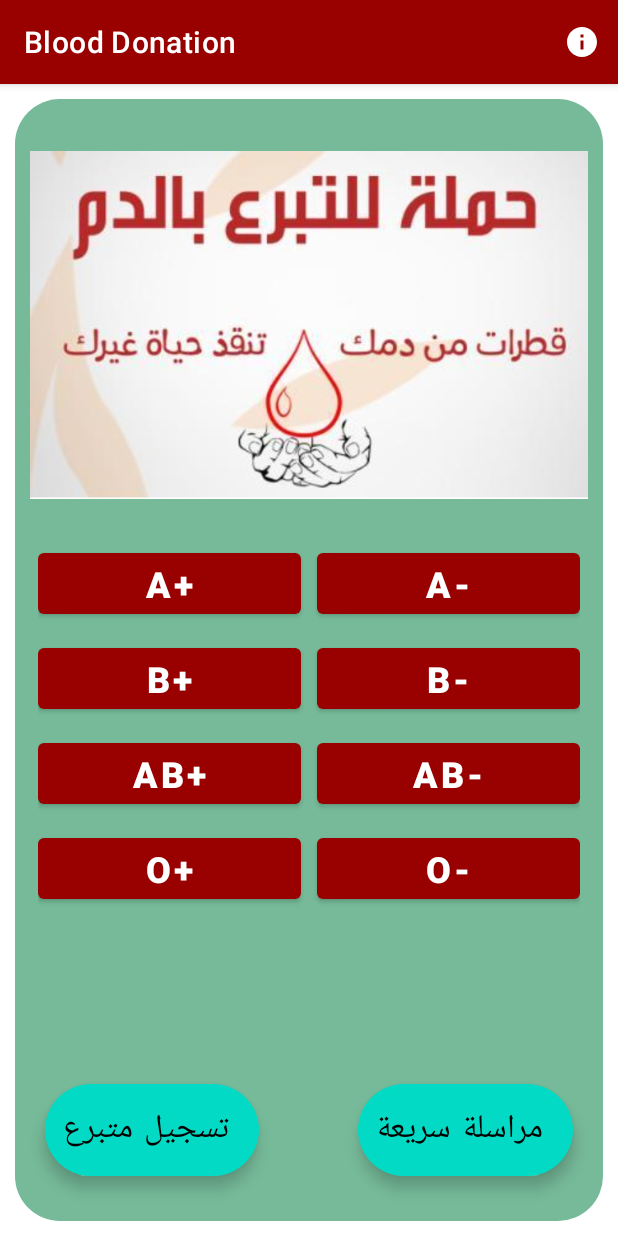
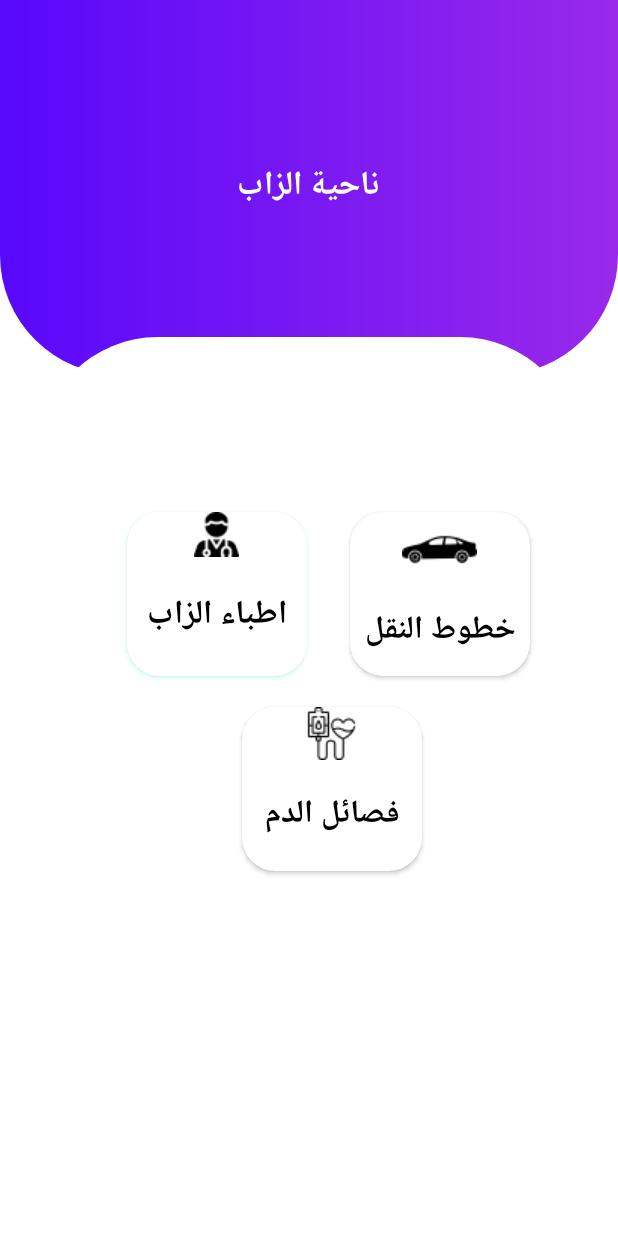
Before and after one commit to Alqdees/Blood-Type, an Android app: the screen it shows after launch (TypeActivity before the commit, SelectActivity after it), on a phone screen of 412 x 824 dp. Run offline under Robolectric (Android 15) with nearby library versions, the light colour scheme and no system bars.

Commit message:
add some atrrubuted

```diff
--- a/app/src/main/AndroidManifest.xml
+++ b/app/src/main/AndroidManifest.xml
@@ -16,8 +16,10 @@
         android:theme="@style/Theme.BloodTypes"
         tools:targetApi="31">
         <activity
-            android:name=".Activity.TypeActivity"
-            android:exported="true">
+            android:name=".Activity.SelectActivity"
+            android:exported="true" >
+
+
             <intent-filter>
                 <action android:name="android.intent.action.MAIN" />
 
@@ -27,6 +29,9 @@
 
         </activity>
         <activity
+            android:name=".Activity.TypeActivity"
+            android:exported="false"/>
+        <activity
             android:name=".Activity.ShowInformationActivity"
             android:exported="false" />
         <activity
@@ -34,21 +39,15 @@
             android:exported="false" />
         <activity
             android:name=".Activity.MainActivity"
-            android:exported="false"/>
+            android:exported="false" />
 
         <service
             android:name=".service.NotificationService"
             android:exported="false">
             <intent-filter>
-
-                <action android:name="com.google.firebase.MESSAGING_EVENT">
-
-                </action>
-
+                <action android:name="com.google.firebase.MESSAGING_EVENT"></action>
             </intent-filter>
-
         </service>
-
     </application>
 
 </manifest>
--- /dev/null
+++ b/app/src/main/java/com/Blood/types/Activity/SelectActivity.java
@@ -0,0 +1,27 @@
+package com.Blood.types.Activity;
+
+import androidx.appcompat.app.ActionBar;
+import androidx.appcompat.app.AppCompatActivity;
+
+import android.app.StatusBarManager;
+import android.os.Bundle;
+
+import com.Blood.types.R;
+
+public class SelectActivity extends AppCompatActivity {
+
+    private ActionBar actionBar;
+//    statusBar
+    private StatusBarManager statusBarManager;
+    @Override
+    protected void onCreate(Bundle savedInstanceState) {
+        super.onCreate(savedInstanceState);
+        setContentView(R.layout.activity_select);
+        actionBar = getSupportActionBar();
+
+        actionBar.hide();
+
+
+
+    }
+}
--- a/app/src/main/java/com/Blood/types/Sqlite/DataBase.java
+++ b/app/src/main/java/com/Blood/types/Sqlite/DataBase.java
@@ -73,8 +73,4 @@ public class DataBase extends SQLiteOpenHelper {
         db.close();
         return records;
     }
-
-
-
-
 }
--- /dev/null
+++ b/app/src/main/res/drawable/buttonselect.xml
@@ -0,0 +1,14 @@
+<?xml version="1.0" encoding="utf-8"?>
+<shape xmlns:android="http://schemas.android.com/apk/res/android">
+
+    <corners
+        android:bottomRightRadius="22dp"
+        android:bottomLeftRadius="22dp"
+        android:topLeftRadius="22dp"
+        android:topRightRadius="22dp"/>
+
+    <solid
+        android:color="@color/white"
+        />
+
+</shape>
--- /dev/null
+++ b/app/src/main/res/drawable/select.xml
@@ -0,0 +1,12 @@
+<?xml version="1.0" encoding="utf-8"?>
+<shape xmlns:android="http://schemas.android.com/apk/res/android"
+    android:shape="rectangle">
+    <corners
+        android:radius="120px"
+        />
+    <solid
+        android:color="@color/white"
+
+        />
+
+</shape>
--- /dev/null
+++ b/app/src/main/res/drawable/toolbar.xml
@@ -0,0 +1,14 @@
+<?xml version="1.0" encoding="utf-8"?>
+<shape xmlns:android="http://schemas.android.com/apk/res/android"
+    android:shape="rectangle">
+    <corners
+        android:bottomLeftRadius="120px"
+        android:bottomRightRadius="120px"
+        />
+    <gradient
+        android:endColor="#9929ea"
+        android:startColor="#5808fb"
+        />
+
+
+</shape>
--- /dev/null
+++ b/app/src/main/res/layout/activity_select.xml
@@ -0,0 +1,101 @@
+<?xml version="1.0" encoding="utf-8"?>
+<RelativeLayout xmlns:android="http://schemas.android.com/apk/res/android"
+    xmlns:app="http://schemas.android.com/apk/res-auto"
+    xmlns:tools="http://schemas.android.com/tools"
+    android:layout_width="match_parent"
+    android:layout_height="match_parent"
+    tools:context=".Activity.SelectActivity">
+
+
+
+    <RelativeLayout
+
+
+        android:id="@+id/toolbar"
+        android:layout_width="match_parent"
+        android:layout_height="250dp"
+        android:background="@drawable/toolbar">
+
+        <TextView
+
+            android:layout_width="wrap_content"
+            android:layout_height="wrap_content"
+            android:layout_centerInParent="true"
+            android:text="ناحية الزاب"
+            android:textColor="@color/white"
+            android:textSize="22sp"
+            android:textStyle="bold"
+
+            />
+
+
+    </RelativeLayout>
+
+
+    <RelativeLayout
+        android:layout_width="match_parent"
+        android:layout_height="495dp"
+        android:layout_below="@+id/toolbar"
+        android:layout_marginStart="25dp"
+        android:layout_marginTop="-25dp"
+        android:layout_marginEnd="25dp"
+        android:background="@drawable/select">
+
+
+        <androidx.constraintlayout.utils.widget.MotionButton
+            android:layout_width="120dp"
+            android:layout_height="109dp"
+            android:layout_alignParentEnd="true"
+            android:layout_alignParentBottom="true"
+            android:layout_marginTop="20dp"
+            android:layout_marginEnd="182dp"
+            android:layout_marginBottom="269dp"
+            android:background="@drawable/buttonselect"
+            android:drawableTop="@drawable/doctor1"
+            android:outlineSpotShadowColor="@color/teal_200"
+            android:padding="12dp"
+            android:text="اطباء الزاب"
+            android:textColor="@color/black"
+            android:textSize="22sp"
+            android:textStyle="bold" />
+
+        <androidx.constraintlayout.utils.widget.MotionButton
+            android:layout_width="120dp"
+            android:layout_height="109dp"
+            android:layout_alignParentEnd="true"
+            android:layout_alignParentBottom="true"
+            android:layout_marginTop="20dp"
+            android:layout_marginEnd="33dp"
+            android:layout_marginBottom="269dp"
+            android:background="@drawable/buttonselect"
+            android:clipToOutline="true"
+            android:drawableTop="@drawable/car1"
+            android:padding="5dp"
+            android:text="خطوط النقل"
+            android:textColor="@color/black"
+            android:textSize="21sp"
+            android:textStyle="bold" />
+
+
+        <androidx.constraintlayout.utils.widget.MotionButton
+            android:id="@+id/blood"
+            android:layout_width="120dp"
+            android:layout_height="109dp"
+            android:layout_alignParentEnd="true"
+            android:layout_alignParentBottom="true"
+            android:layout_marginEnd="105dp"
+            android:layout_marginBottom="139dp"
+            android:background="@drawable/buttonselect"
+            android:clipToOutline="true"
+            android:drawableTop="@drawable/blood1"
+            android:paddingTop="10dp"
+            android:text="فصائل الدم"
+            android:textColor="@color/black"
+            android:textSize="21sp"
+            android:textStyle="bold" />
+
+
+    </RelativeLayout>
+
+
+</RelativeLayout>
```
Also changed, not shown: app/src/main/java/com/Blood/types/Activity/MainActivity.java (+3 -8 lines), app/src/main/java/com/Blood/types/Activity/RegisterActivity.java (+0 -10 lines), app/src/main/res/drawable/blood1.png (added), app/src/main/res/drawable/car1.png (added), app/src/main/res/drawable/doctor1.png (added).
